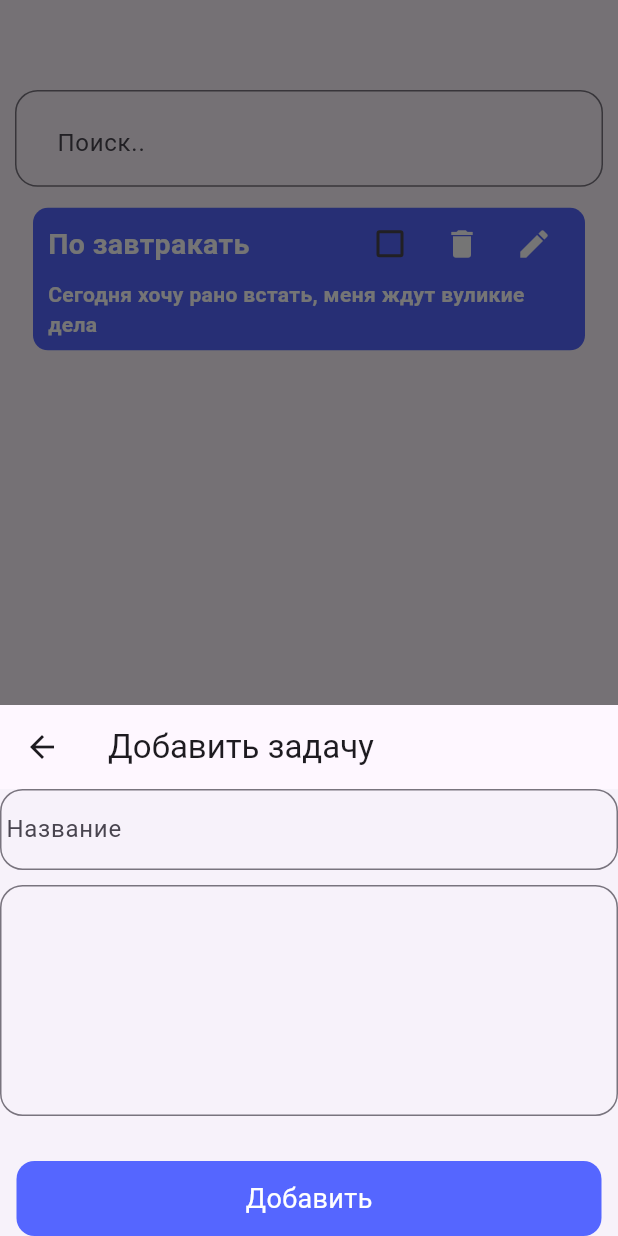
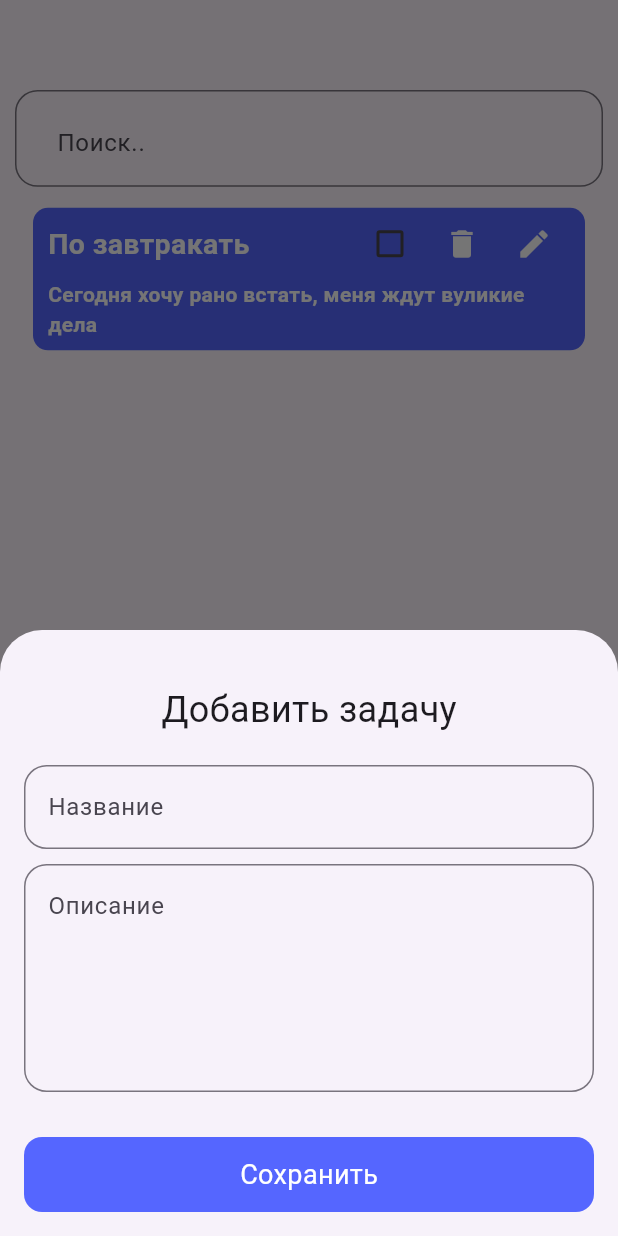
Before and after one commit to Carlssonn/todo2, a Flutter app: the screen it shows after launch, after a tap on the "add" icon, on a phone screen of 412 x 824 dp. Run offline on Flutter 3.47's test engine with Material 3 defaults, Android fonts, the phone set to English and light mode, and no system bars.

Commit message:
first commit

```diff
--- a/lib/ui/page/todo_page.dart
+++ b/lib/ui/page/todo_page.dart
@@ -38,13 +38,35 @@ class _TodoPageState extends State<TodoPage> {
             ),
           ),
           Expanded(
-            child: ListView.builder(
-              padding: EdgeInsets.all(10),
-              itemCount: todos.length,
-              itemBuilder: (context, index) {
-                return TodoCard(todoModel: todos[index]);
-              },
-            ),
+            child: todos.isNotEmpty
+                ? ListView.builder(
+                    padding: EdgeInsets.all(10),
+                    itemCount: todos.length,
+                    itemBuilder: (context, index) {
+                      return TodoCard(
+                        todoModel: todos[index],
+                        delete: () {
+                          setState(() {
+                            todos.removeAt(index);
+                          });
+                        },
+                        edit: () {
+                          showModalBottomSheet(
+                            context: context,
+                            builder: (context) => TodoBottomShet(
+                              add: (todo) {
+                                setState(() {
+                                  todos[index] = todo;
+                                });
+                              },
+                              todoModel: todos[index],
+                            ),
+                          );
+                        },
+                      );
+                    },
+                  )
+                : Center(child: Text('Пусто')),
           ),
         ],
       ),
@@ -52,6 +74,7 @@ class _TodoPageState extends State<TodoPage> {
         onTap: () {
           showModalBottomSheet(
             context: context,
+            isScrollControlled: true,
             builder: (context) => TodoBottomShet(
               add: (todo) {
                 setState(() {
--- a/lib/ui/widget/todo_bottom_shet.dart
+++ b/lib/ui/widget/todo_bottom_shet.dart
@@ -1,61 +1,99 @@
 import 'package:card_page/model/todo_model.dart';
 import 'package:flutter/material.dart';
 
-class TodoBottomShet extends StatelessWidget {
-  TodoBottomShet({super.key, required this.add});
+class TodoBottomShet extends StatefulWidget {
+  const TodoBottomShet({super.key, required this.add, this.todoModel});
+
   final Function(TodoModel) add;
-  final TextEditingController titleController = TextEditingController();
-  final TextEditingController descController = TextEditingController();
+  final TodoModel? todoModel;
+
+  @override
+  State<TodoBottomShet> createState() => _TodoBottomShetState();
+}
+
+class _TodoBottomShetState extends State<TodoBottomShet> {
+  late TextEditingController titleController;
+  late TextEditingController descController;
+
+  @override
+  void initState() {
+    super.initState();
+    titleController = TextEditingController(
+      text: widget.todoModel?.title ?? '',
+    );
+    descController = TextEditingController(text: widget.todoModel?.desc ?? '');
+  }
 
   @override
   Widget build(BuildContext context) {
     return Column(
       mainAxisSize: MainAxisSize.min,
       children: [
-        AppBar(title: Text('Добавить задачу')),
+        SafeArea(
+          child: Padding(
+            padding: EdgeInsets.all(16),
+            child: Column(
+              mainAxisSize: MainAxisSize.min,
+              children: [
+                SizedBox(height: 20),
+                Text(
+                  widget.todoModel == null
+                      ? 'Добавить задачу'
+                      : 'Изменить задачу',
+                  style: TextStyle(fontSize: 24),
+                ),
+                SizedBox(height: 20),
                 TextField(
                   controller: titleController,
                   decoration: InputDecoration(
                     hintText: 'Название',
-            contentPadding: EdgeInsets.symmetric(vertical: 15),
-            border: OutlineInputBorder(borderRadius: BorderRadius.circular(15)),
+                    border: OutlineInputBorder(
+                      borderRadius: BorderRadius.circular(15),
+                    ),
                   ),
                 ),
                 SizedBox(height: 10),
                 TextField(
+                  controller: descController,
                   maxLines: 5,
-          controller: descController,
                   decoration: InputDecoration(
-            hintText: '',
-            contentPadding: EdgeInsets.symmetric(vertical: 17),
-            border: OutlineInputBorder(borderRadius: BorderRadius.circular(15)),
+                    hintText: 'Описание',
+                    border: OutlineInputBorder(
+                      borderRadius: BorderRadius.circular(15),
                     ),
                   ),
+                ),
+
                 SizedBox(height: 30),
+
                 InkWell(
                   onTap: () {
-            add(
+                    widget.add(
                       TodoModel(
                         title: titleController.text,
                         desc: descController.text,
-                dene: true,
+                        dene: widget.todoModel?.dene ?? false,
                       ),
                     );
                     Navigator.pop(context);
                   },
-
                   child: Container(
-            width: 390,
+                    width: double.infinity,
                     height: 50,
                     decoration: BoxDecoration(
                       borderRadius: BorderRadius.circular(12),
-              color: Color(0xFf5566FF),
+                      color: Color(0xFF5566FF),
                     ),
                     child: Center(
                       child: Text(
-                'Добавить',
+                        widget.todoModel == null ? 'Сохранить' : 'Изменить',
                         style: TextStyle(color: Colors.white, fontSize: 18),
                       ),
+                    ),
+                  ),
+                ),
+                SizedBox(height: MediaQuery.of(context).viewInsets.bottom),
+              ],
             ),
           ),
         ),
```
Also changed, not shown: lib/ui/widget/todo_card.dart (+66 -4 lines). Lines whose indentation alone changed are shown as unchanged.
